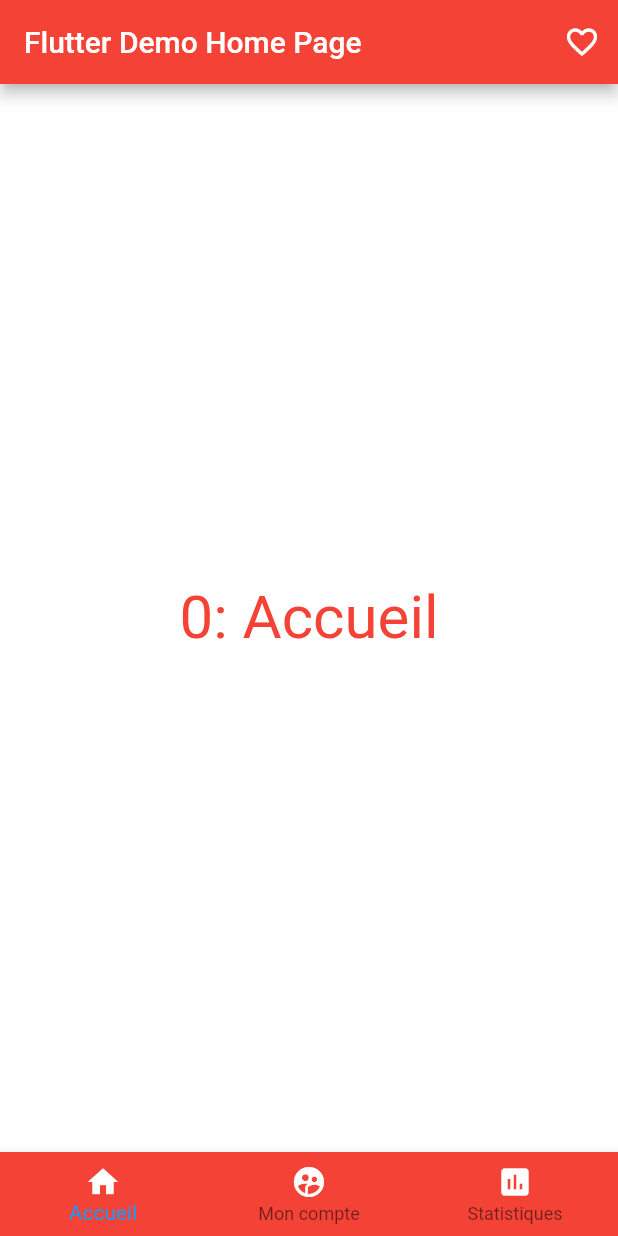
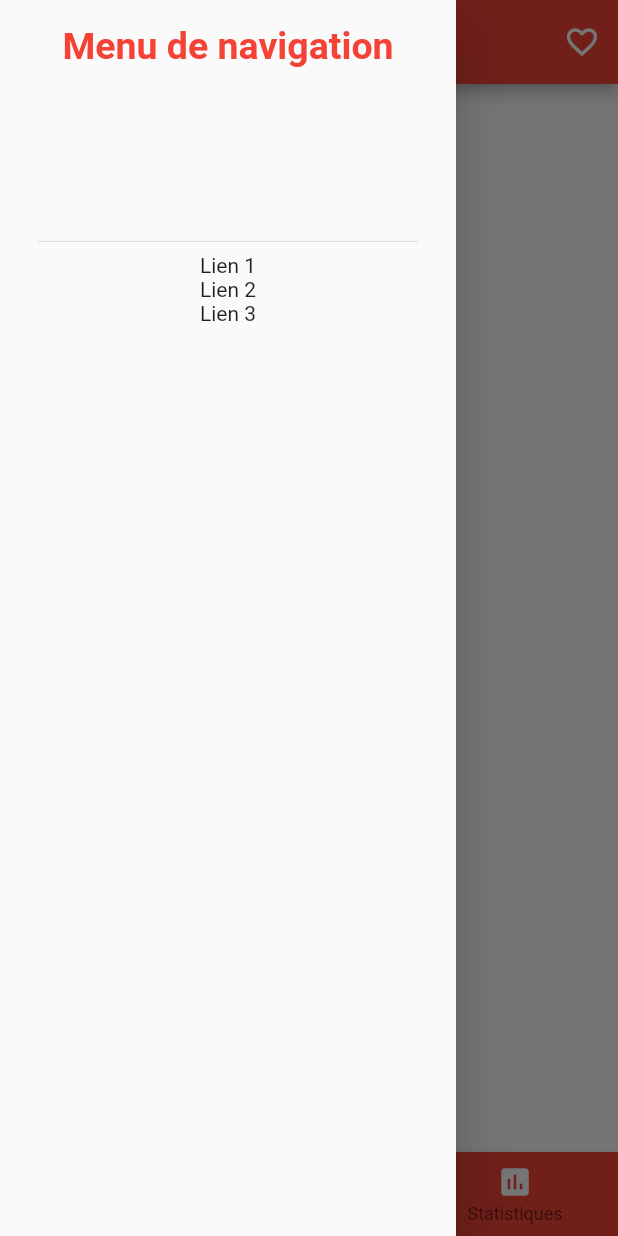
Before and after one commit to saturninDao/learningFlutter, a Flutter app: the screen it shows after launch, with the side drawer open (before the commit the screen has no drawer), on a phone screen of 412 x 824 dp. Run offline on Flutter 3.47's test engine with Material 2 defaults, Android fonts, the phone set to English and light mode, and no system bars.

Commit message:
Drawer ok

```diff
--- a/lib/main.dart
+++ b/lib/main.dart
@@ -206,6 +206,25 @@ class _MyHomePageState extends State<MyHomePage> {
     onTap: _itemClique,
     currentIndex: _indexSelectionne,
     ),
+      drawer: Drawer(
+        child: Column(
+          children: <Widget>[
+        DrawerHeader(
+        child: Text(
+          'Menu de navigation',
+          style: TextStyle(
+              color: Colors.red,
+              fontWeight: FontWeight.bold,
+              fontSize: 25
+          ),
+        ),
+      ),
+      Text('Lien 1'),
+      Text('Lien 2'),
+      Text('Lien 3'),
+      ],
+    ),
+    ),
     );
   }
 }
```
